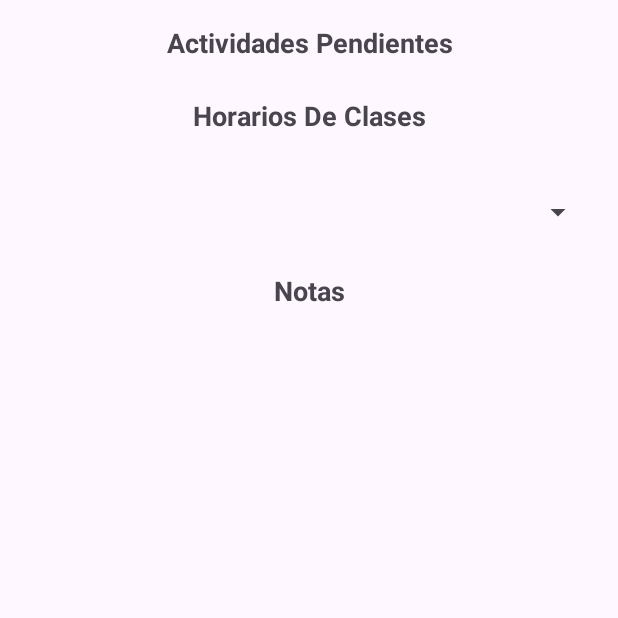
After one commit to Carlos-Alvarenga721/Proyecto_Moviles, an Android app: the DashboardActivity screen opened directly, with no data from a screen before it, on a phone screen of 412 x 824 dp, the top half of it. The commit adds this screen. Run offline under Robolectric (Android 15) with nearby library versions, the phone set to English and light mode, and no system bars.

Commit message:
Creación e implementación del dashboard y su lógica con datos de prueba

```diff
--- a/app/src/main/AndroidManifest.xml
+++ b/app/src/main/AndroidManifest.xml
@@ -12,6 +12,9 @@
         android:supportsRtl="true"
         android:theme="@style/Theme.Proyecto_Kotlin_DSM"
         tools:targetApi="31">
+        <activity
+            android:name=".DashboardActivity"
+            android:exported="false" />
         <activity
             android:name=".ActivitiesActivity"
             android:exported="false"
--- /dev/null
+++ b/app/src/main/java/com/example/proyecto_kotlin_dsm/DashboardActivity.kt
@@ -0,0 +1,30 @@
+package com.example.proyecto_kotlin_dsm
+
+import android.os.Bundle
+import android.widget.Spinner
+import androidx.appcompat.app.AppCompatActivity
+import androidx.recyclerview.widget.LinearLayoutManager
+import androidx.recyclerview.widget.RecyclerView
+
+class DashboardActivity : AppCompatActivity() {
+
+    private lateinit var rvActividades: RecyclerView
+    private lateinit var rvHorarios: RecyclerView
+    private lateinit var rvNotas: RecyclerView
+    private lateinit var spinnerMaterias: Spinner
+
+    override fun onCreate(savedInstanceState: Bundle?) {
+        super.onCreate(savedInstanceState)
+        setContentView(R.layout.activity_dashboard)
+
+        rvActividades = findViewById(R.id.rvActividades)
+        rvHorarios = findViewById(R.id.rvHorarios)
+        rvNotas = findViewById(R.id.rvNotas)
+        spinnerMaterias = findViewById(R.id.spinnerMaterias)
+
+        // Configuración los RecyclerViews con su layout
+        rvActividades.layoutManager = LinearLayoutManager(this)
+        rvHorarios.layoutManager = LinearLayoutManager(this)
+        rvNotas.layoutManager = LinearLayoutManager(this)
+    }
+}
--- a/app/src/main/java/com/example/proyecto_kotlin_dsm/LoginActivity.kt
+++ b/app/src/main/java/com/example/proyecto_kotlin_dsm/LoginActivity.kt
@@ -48,7 +48,7 @@ class LoginActivity : AppCompatActivity() {
                     .addOnCompleteListener { task ->
                         if (task.isSuccessful) {
                             Toast.makeText(this, "Inicio de sesión exitoso", Toast.LENGTH_SHORT).show()
-                            val intent = Intent(this, HomeActivity::class.java)
+                            val intent = Intent(this, DashboardActivity::class.java)
                             startActivity(intent)
                             finish()
                         } else {
--- /dev/null
+++ b/app/src/main/res/layout/activity_dashboard.xml
@@ -0,0 +1,69 @@
+<ScrollView xmlns:android="http://schemas.android.com/apk/res/android"
+    android:layout_width="match_parent"
+    android:layout_height="match_parent"
+    android:padding="16dp">
+
+    <LinearLayout
+        android:orientation="vertical"
+        android:layout_width="match_parent"
+        android:layout_height="wrap_content">
+
+        <!-- Sección: Actividades Pendientes -->
+
+        <TextView
+            android:layout_width="match_parent"
+            android:layout_height="wrap_content"
+            android:layout_marginBottom="8dp"
+            android:text="Actividades Pendientes"
+            android:textAlignment="center"
+            android:textSize="18sp"
+            android:textStyle="bold" />
+
+        <androidx.recyclerview.widget.RecyclerView
+            android:id="@+id/rvActividades"
+            android:layout_width="match_parent"
+            android:layout_height="wrap_content"
+            android:nestedScrollingEnabled="false" />
+
+        <!-- Sección: Horarios -->
+        <TextView
+            android:text="Horarios De Clases"
+            android:textStyle="bold"
+            android:textSize="18sp"
+            android:textAlignment="center"
+            android:layout_marginTop="16dp"
+            android:layout_marginBottom="8dp"
+            android:layout_width="match_parent"
+            android:layout_height="wrap_content" />
+
+        <androidx.recyclerview.widget.RecyclerView
+            android:id="@+id/rvHorarios"
+            android:layout_width="match_parent"
+            android:layout_height="wrap_content"
+            android:nestedScrollingEnabled="false" />
+
+        <!-- Dropdown de materias -->
+        <Spinner
+            android:id="@+id/spinnerMaterias"
+            android:layout_marginTop="20dp"
+            android:layout_width="match_parent"
+            android:layout_height="48dp" />
+
+        <!-- Tabla de notas -->
+        <TextView
+            android:text="Notas"
+            android:textStyle="bold"
+            android:textSize="18sp"
+            android:layout_marginTop="16dp"
+            android:textAlignment="center"
+            android:layout_width="match_parent"
+            android:layout_height="wrap_content" />
+
+        <androidx.recyclerview.widget.RecyclerView
+            android:id="@+id/rvNotas"
+            android:layout_width="match_parent"
+            android:layout_height="wrap_content"
+            android:nestedScrollingEnabled="false" />
+
+    </LinearLayout>
+</ScrollView>
```
Also changed, not shown: app/src/main/java/com/example/proyecto_kotlin_dsm/MainActivity.kt (+14 -5 lines), app/src/main/java/com/example/proyecto_kotlin_dsm/adapters/ActividadAdapter.kt (added, +32 -0 lines), app/src/main/java/com/example/proyecto_kotlin_dsm/adapters/HorarioAdapter.kt (added, +34 -0 lines), app/src/main/java/com/example/proyecto_kotlin_dsm/adapters/NotasAdapter.kt (added, +34 -0 lines), app/src/main/java/com/example/proyecto_kotlin_dsm/models/Actividad.kt (added, +7 -0 lines), app/src/main/java/com/example/proyecto_kotlin_dsm/models/Horario.kt (added, +9 -0 lines), app/src/main/java/com/example/proyecto_kotlin_dsm/models/Nota.kt (added, +8 -0 lines), app/src/main/res/layout/item_actividad.xml (added, +27 -0 lines), app/src/main/res/layout/item_horario.xml (added, +23 -0 lines), app/src/main/res/layout/item_nota.xml (added, +27 -0 lines).
